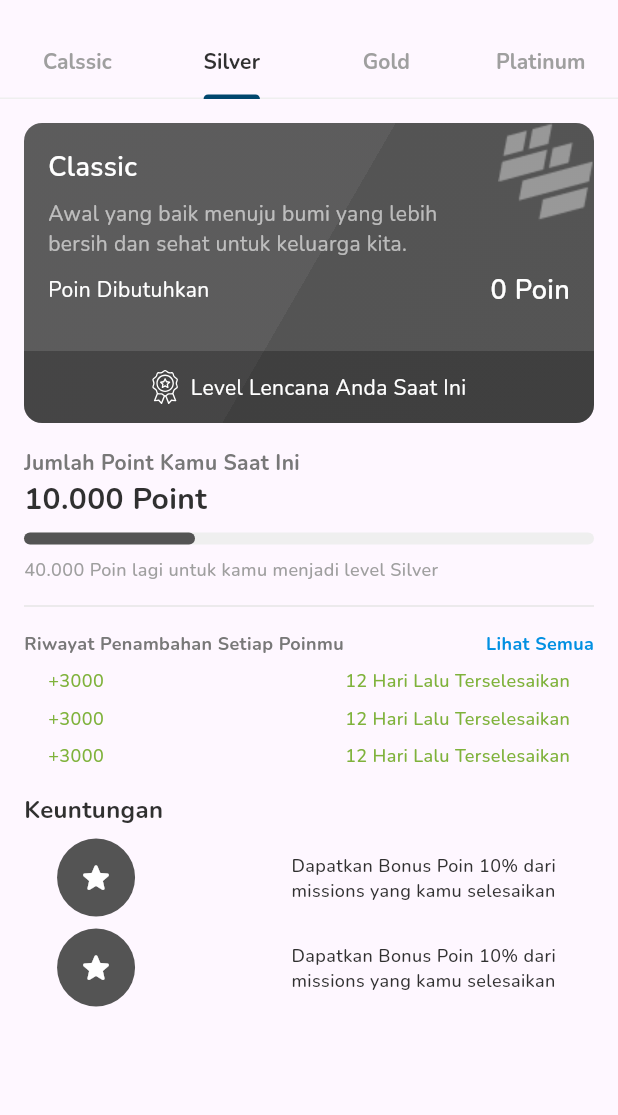
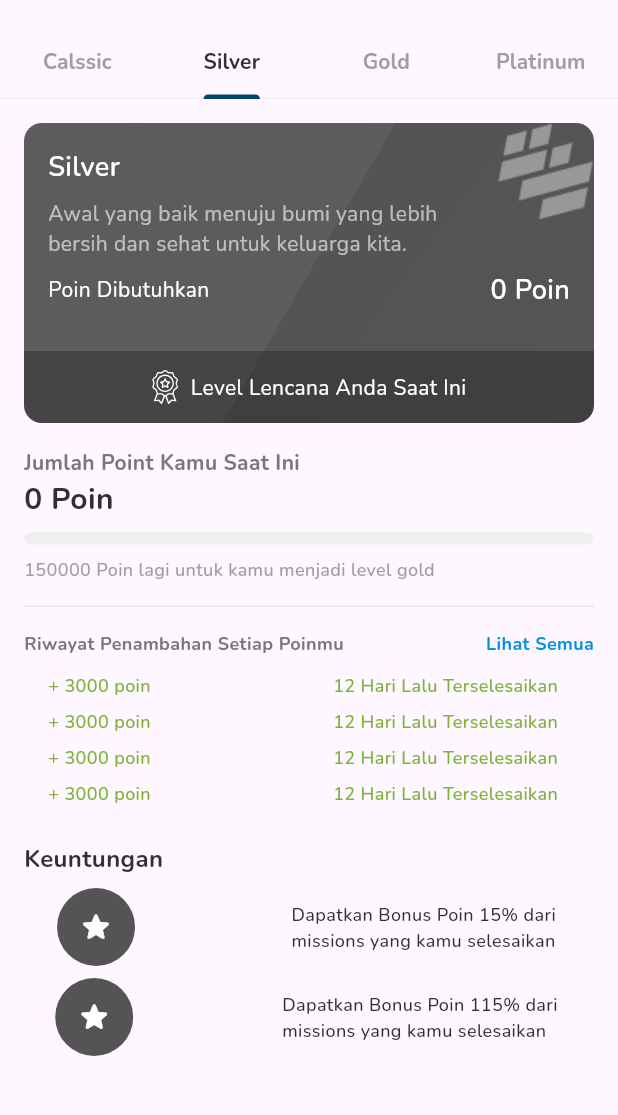
Before and after one commit to RECYTHNG/flutter_recything, a Flutter app: the screen it shows after launch, tab 2 chosen, on a phone screen of 412 x 824 dp, the part 57-1172 px from its top. Run offline on Flutter 3.47's test engine with Material 3 defaults, Android fonts, the phone set to English and light mode, and no system bars; our stand-ins replace dio, flutter_svg, substring_highlight; network calls fail.

Commit message:
feat(silver-content): connecting to API for silver content

```diff
--- a/recything_application/lib/screens/achievement_screen/content/classic_achievement_content.dart
+++ b/recything_application/lib/screens/achievement_screen/content/classic_achievement_content.dart
@@ -48,6 +48,8 @@ class _ClassicAchievementContentState extends State<ClassicAchievementContent> {
   @override
   Widget build(BuildContext context) {
     int currentPoint = achievementResult?.data?.dataUser?.point ?? 0;
+    int levelPoint =
+        achievementResult?.data?.dataAchievement?[0].targetPoint ?? 0;
     int targetPoint = 50000;
     double progressValue = currentPoint / targetPoint;
     return Scaffold(
@@ -105,7 +107,7 @@ class _ClassicAchievementContentState extends State<ClassicAchievementContent> {
                               ),
                             ),
                             Text(
-                              '$targetPoint Poin',
+                              '$levelPoint Poin',
                               style: TextStyleConstant.semiboldTitle.copyWith(
                                 color: ColorConstant.whiteColor,
                               ),
@@ -252,16 +254,14 @@ class _ClassicAchievementContentState extends State<ClassicAchievementContent> {
                             children: [
                               Text(
                                 '+ 3000 poin',
-                                  style:
-                                      TextStyleConstant.mediumCaption.copyWith(
+                                style: TextStyleConstant.mediumCaption.copyWith(
                                   color: ColorConstant.secondaryColor500,
                                 ),
                               ),
                               SpacingConstant.verticalSpacing300,
                               Text(
                                 '12 Hari Lalu Terselesaikan',
-                                  style:
-                                      TextStyleConstant.mediumCaption.copyWith(
+                                style: TextStyleConstant.mediumCaption.copyWith(
                                   color: ColorConstant.secondaryColor500,
                                 ),
                               ),
@@ -270,7 +270,8 @@ class _ClassicAchievementContentState extends State<ClassicAchievementContent> {
                         );
                       },
                     ),
-                    )),
+                  ),
+                ),
                 SpacingConstant.verticalSpacing200,
                 Text(
                   'Keuntungan',
--- a/recything_application/lib/screens/achievement_screen/content/silver_achievement_content.dart
+++ b/recything_application/lib/screens/achievement_screen/content/silver_achievement_content.dart
@@ -5,6 +5,8 @@ import 'package:recything_application/constants/icon_constant.dart';
 import 'package:recything_application/constants/image_constant.dart';
 import 'package:recything_application/constants/spacing_constant.dart';
 import 'package:recything_application/constants/text_style_constant.dart';
+import 'package:recything_application/models/achievement_model.dart';
+import 'package:recything_application/services/achievement/achievement_service.dart';
 
 class SilverAchievementContent extends StatefulWidget {
   const SilverAchievementContent({super.key});
@@ -15,8 +17,40 @@ class SilverAchievementContent extends StatefulWidget {
 }
 
 class _SilverAchievementContentState extends State<SilverAchievementContent> {
+  bool isLoading = false;
+  AchievementModel? achievementResult;
+
+  Future<void> getAchievement() async {
+    setState(() {
+      isLoading = true;
+    });
+
+    try {
+      final result = await AchievementService().getAchievement();
+      setState(() {
+        isLoading = false;
+        achievementResult = result;
+      });
+    } catch (e) {
+      setState(() {
+        isLoading = false;
+      });
+    }
+  }
+
+  @override
+  void initState() {
+    super.initState();
+    getAchievement();
+  }
+
   @override
   Widget build(BuildContext context) {
+    int currentPoint = achievementResult?.data?.dataUser?.point ?? 0;
+    int levelPoint =
+        achievementResult?.data?.dataAchievement?[1].targetPoint ?? 0;
+    int targetPoint = 150000;
+    double progressValue = currentPoint / targetPoint;
     return Scaffold(
       body: Padding(
         padding: const EdgeInsets.all(16.0),
@@ -47,7 +81,7 @@ class _SilverAchievementContentState extends State<SilverAchievementContent> {
                       crossAxisAlignment: CrossAxisAlignment.start,
                       children: [
                         Text(
-                          'Classic',
+                          'Silver',
                           style: TextStyleConstant.semiboldHeading4.copyWith(
                             fontSize: 18.0,
                             color: ColorConstant.whiteColor,
@@ -72,7 +106,7 @@ class _SilverAchievementContentState extends State<SilverAchievementContent> {
                               ),
                             ),
                             Text(
-                              '0 Poin',
+                              '$levelPoint Poin',
                               style: TextStyleConstant.semiboldTitle.copyWith(
                                 color: ColorConstant.whiteColor,
                               ),
@@ -105,14 +139,48 @@ class _SilverAchievementContentState extends State<SilverAchievementContent> {
                     child: Row(
                       mainAxisAlignment: MainAxisAlignment.center,
                       children: [
-                        SvgPicture.asset(
+                        achievementResult != null &&
+                                achievementResult!.data != null &&
+                                achievementResult!.data!.dataUser != null &&
+                                achievementResult!.data!.dataUser!.point! >=
+                                    targetPoint
+                            ? SvgPicture.asset(
+                                width: 18.01,
+                                height: 24,
+                                IconConstant.unlockAchievement,
+                              )
+                            : achievementResult != null &&
+                                    achievementResult!.data != null &&
+                                    achievementResult!.data!.dataUser != null &&
+                                    achievementResult!.data!.dataUser!.point! <=
+                                        targetPoint
+                                ? SvgPicture.asset(
+                                    width: 18.01,
+                                    height: 24,
+                                    IconConstant.lockAchievement,
+                                  )
+                                : SvgPicture.asset(
                                     width: 18.01,
                                     height: 24,
                                     IconConstant.achievementIcon,
                                   ),
                         SpacingConstant.horizontalSpacing100,
                         Text(
-                          'Level Lencana Anda Saat Ini',
+                          achievementResult != null &&
+                                  achievementResult!.data != null &&
+                                  achievementResult!.data!.dataUser != null &&
+                                  achievementResult!.data!.dataUser!.point! >=
+                                      targetPoint
+                              ? 'Lencana ini sudah kamu dapatkan'
+                              : achievementResult != null &&
+                                      achievementResult!.data != null &&
+                                      achievementResult!.data!.dataUser !=
+                                          null &&
+                                      achievementResult!
+                                              .data!.dataUser!.point! <=
+                                          targetPoint
+                                  ? 'Poin Kamu Belum Cukup'
+                                  : 'Level Lencana Anda Saat Ini',
                           style: TextStyleConstant.regularParagraph.copyWith(
                             color: ColorConstant.whiteColor,
                           ),
@@ -134,7 +202,7 @@ class _SilverAchievementContentState extends State<SilverAchievementContent> {
                   ),
                 ),
                 Text(
-                  '10.000 Point',
+                  '$currentPoint Poin',
                   style: TextStyleConstant.boldHeading4.copyWith(
                     fontSize: 20.0,
                     color: ColorConstant.netralColor900,
@@ -144,14 +212,14 @@ class _SilverAchievementContentState extends State<SilverAchievementContent> {
                 SpacingConstant.verticalSpacing100,
                 LinearProgressIndicator(
                   minHeight: 8.0,
-                  value: 0.3,
+                  value: progressValue,
                   backgroundColor: ColorConstant.netralColor500,
                   borderRadius: BorderRadius.circular(40.0),
                   color: const Color(0xFF545454),
                 ),
                 SpacingConstant.verticalSpacing100,
                 Text(
-                  '40.000 Poin lagi untuk kamu menjadi level Silver',
+                  '${targetPoint - currentPoint} Poin lagi untuk kamu menjadi level gold',
                   style: TextStyleConstant.mediumCaption.copyWith(
                     color: ColorConstant.netralColor600,
                   ),
@@ -184,18 +252,24 @@ class _SilverAchievementContentState extends State<SilverAchievementContent> {
                 SpacingConstant.verticalSpacing100,
                 Padding(
                   padding: const EdgeInsets.symmetric(horizontal: 16.0),
-                  child: Column(
-                    mainAxisAlignment: MainAxisAlignment.start,
-                    children: [
-                      Row(
+                  child: SizedBox(
+                    height: 100.0,
+                    width: double.infinity,
+                    child: ListView.builder(
+                      itemCount: 5,
+                      itemBuilder: (context, index) {
+                        return Padding(
+                          padding: const EdgeInsets.only(right: 8.0),
+                          child: Row(
                             mainAxisAlignment: MainAxisAlignment.spaceBetween,
                             children: [
                               Text(
-                            '+3000',
+                                '+ 3000 poin',
                                 style: TextStyleConstant.mediumCaption.copyWith(
                                   color: ColorConstant.secondaryColor500,
                                 ),
                               ),
+                              SpacingConstant.verticalSpacing300,
                               Text(
                                 '12 Hari Lalu Terselesaikan',
                                 style: TextStyleConstant.mediumCaption.copyWith(
@@ -204,43 +278,9 @@ class _SilverAchievementContentState extends State<SilverAchievementContent> {
                               ),
                             ],
                           ),
-                      SpacingConstant.verticalSpacing100,
-                      Row(
-                        mainAxisAlignment: MainAxisAlignment.spaceBetween,
-                        children: [
-                          Text(
-                            '+3000',
-                            style: TextStyleConstant.mediumCaption.copyWith(
-                              color: ColorConstant.secondaryColor500,
+                        );
+                      },
                     ),
-                          ),
-                          Text(
-                            '12 Hari Lalu Terselesaikan',
-                            style: TextStyleConstant.mediumCaption.copyWith(
-                              color: ColorConstant.secondaryColor500,
-                            ),
-                          ),
-                        ],
-                      ),
-                      SpacingConstant.verticalSpacing100,
-                      Row(
-                        mainAxisAlignment: MainAxisAlignment.spaceBetween,
-                        children: [
-                          Text(
-                            '+3000',
-                            style: TextStyleConstant.mediumCaption.copyWith(
-                              color: ColorConstant.secondaryColor500,
-                            ),
-                          ),
-                          Text(
-                            '12 Hari Lalu Terselesaikan',
-                            style: TextStyleConstant.mediumCaption.copyWith(
-                              color: ColorConstant.secondaryColor500,
-                            ),
-                          ),
-                        ],
-                      ),
-                    ],
                   ),
                 ),
                 SpacingConstant.verticalSpacing200,
@@ -269,7 +309,7 @@ class _SilverAchievementContentState extends State<SilverAchievementContent> {
                         ),
                         SpacingConstant.horizontalSpacing200,
                         Text(
-                          'Dapatkan Bonus Poin 10% dari \nmissions yang kamu selesaikan',
+                          'Dapatkan Bonus Poin 15% dari \nmissions yang kamu selesaikan',
                           style: TextStyleConstant.mediumCaption
                               .copyWith(color: ColorConstant.netralColor900),
                         )
@@ -291,7 +331,7 @@ class _SilverAchievementContentState extends State<SilverAchievementContent> {
                         ),
                         SpacingConstant.horizontalSpacing200,
                         Text(
-                          'Dapatkan Bonus Poin 10% dari \nmissions yang kamu selesaikan',
+                          'Dapatkan Bonus Poin 115% dari \nmissions yang kamu selesaikan',
                           style: TextStyleConstant.mediumCaption
                               .copyWith(color: ColorConstant.netralColor900),
                         )
```
Lines whose indentation alone changed are shown as unchanged.
